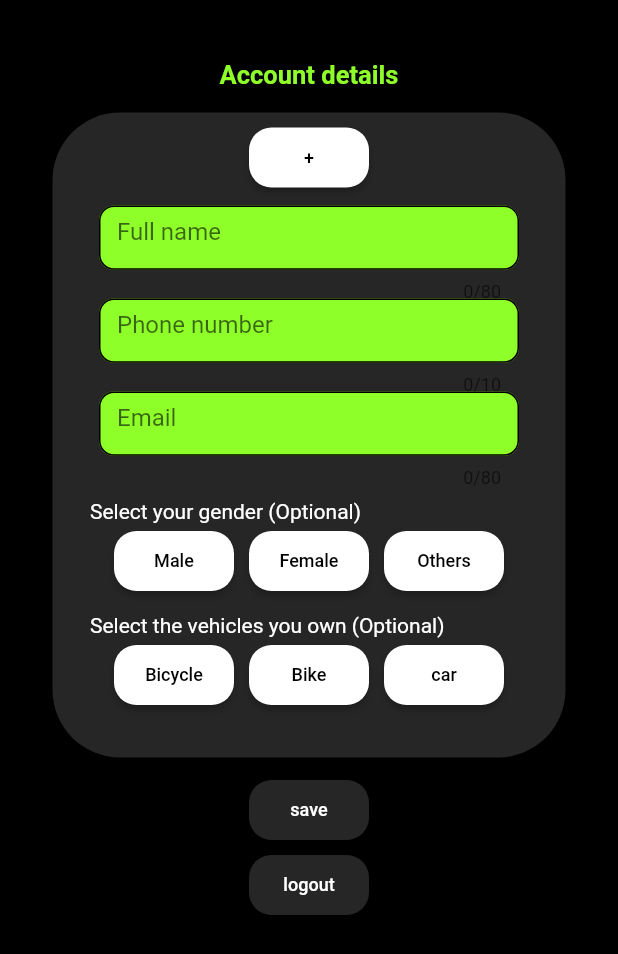
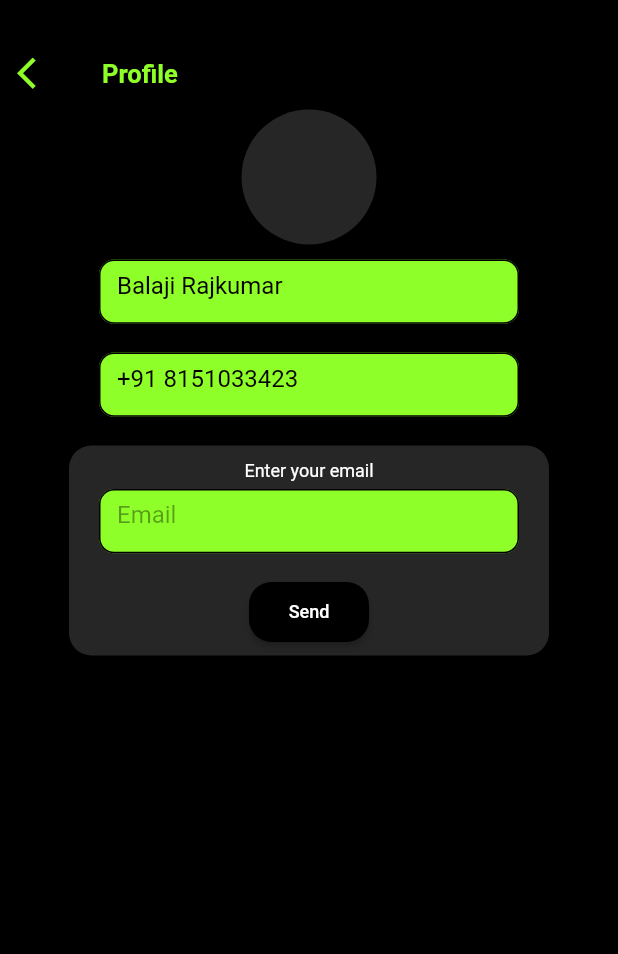
Before and after one commit to balaji0852/Hiiii-app, a Flutter app: the Profile screen opened directly, on a phone screen of 412 x 824 dp. Shown: the top 954 px of the screen. Run offline on Flutter 3.47's test engine with Material 2 defaults, Android fonts, the phone set to English and light mode, and no system bars; our stand-ins replace firebase_auth, hexcolor; missing offline and left inert: loading; accounts and stored records are empty.

Commit message:
profile work

```diff
--- /dev/null
+++ b/lib/HiiiiReusableComponents/HiiiiAppAppBar.dart
@@ -0,0 +1,37 @@
+import 'package:flutter/cupertino.dart';
+import 'package:flutter/material.dart';
+import 'package:hexcolor/hexcolor.dart';
+
+//reusable component 8, HiiiiAppAppBar
+class HiiiiAppAppBar extends StatelessWidget {
+  HiiiiAppAppBar({this.onchange, this.title});
+  final String title;
+  final Function onchange;
+
+  @override
+  Widget build(BuildContext context) {
+    // TODO: implement build
+    return Row(
+      children: [
+        IconButton(
+            icon: Icon(
+              Icons.arrow_back_ios,
+              color: HexColor('#8FFF29'),
+              size: 25,
+            ),
+            onPressed: onchange),
+        SizedBox(
+          width: 20,
+        ),
+        Text(
+          title,
+          style: TextStyle(
+            fontSize: 17,
+            color: HexColor('#8FFF29'),
+            fontWeight: FontWeight.bold,
+          ),
+        ),
+      ],
+    );
+  }
+}
--- /dev/null
+++ b/lib/HiiiiReusableComponents/HiiiiAppEmailVerification.dart
@@ -0,0 +1,70 @@
+import 'package:Hiiii/HiiiiReusableComponents/HiiiiAppTextField.dart';
+import 'package:flutter/cupertino.dart';
+import 'package:flutter/material.dart';
+import 'package:hexcolor/hexcolor.dart';
+import 'package:Hiiii/HiiiiReusableComponents/HiiiiAppMiniButton2.dart';
+
+class HiiiiAppEmailVerification extends StatelessWidget {
+  final Function onchange;
+  final Function onpress;
+  final bool verified;
+  final String email;
+
+  TextEditingController emailTEC = new TextEditingController();
+
+  HiiiiAppEmailVerification(
+      {this.onchange, this.onpress, this.verified, this.email});
+  @override
+  Widget build(BuildContext context) {
+    // TODO: implement build
+    if (verified) {
+      emailTEC.text = email;
+      return HiiiiAppTextField(
+          onchange: (value) {},
+          enabled: false,
+          height: 62,
+          fontSize: 16,
+          hint: "",
+          tEC: emailTEC,
+          type: TextInputType.name,
+          maxLength: 80,
+          textAlign: TextAlign.left);
+    }
+    return Container(
+      height: 140,
+      width: 320,
+      child: Material(
+        color: HexColor('#262626'),
+        shape: RoundedRectangleBorder(borderRadius: BorderRadius.circular(15)),
+        child: Column(children: [
+          SizedBox(
+            height: 10,
+          ),
+          Text(
+            "Enter your email",
+            style: TextStyle(color: Colors.white, fontSize: 12),
+          ),
+          SizedBox(
+            height: 5,
+          ),
+          HiiiiAppTextField(
+              onchange: onchange,
+              enabled: false,
+              height: 62,
+              fontSize: 16,
+              hint: "Email",
+              tEC: emailTEC,
+              type: TextInputType.name,
+              maxLength: 14,
+              textAlign: TextAlign.left),
+          HiiiiAppMiniButton2(
+            text: "Send",
+            color: Colors.black,
+            fontColor: Colors.white,
+            onchange: onpress,
+          ),
+        ]),
+      ),
+    );
+  }
+}
--- a/lib/HiiiiReusableComponents/HiiiiAppTextField.dart
+++ b/lib/HiiiiReusableComponents/HiiiiAppTextField.dart
@@ -12,6 +12,7 @@ class HiiiiAppTextField extends StatelessWidget {
       this.maxLength,
       this.textAlign,
       this.height,
+      this.enabled,
       this.fontSize});
 
   final TextInputType type;
@@ -22,6 +23,7 @@ class HiiiiAppTextField extends StatelessWidget {
   final TextAlign textAlign;
   final double height;
   final double fontSize;
+  final bool enabled;
 
   @override
   Widget build(BuildContext context) {
@@ -35,9 +37,13 @@ class HiiiiAppTextField extends StatelessWidget {
         cursorColor: Colors.black,
         textAlign: textAlign,
         controller: tEC,
+        enabled: enabled,
         decoration: InputDecoration(
             fillColor: HexColor('#8FFF29'),
             filled: true,
+            disabledBorder: OutlineInputBorder(
+              borderRadius: BorderRadius.all(Radius.circular(10.0)),
+            ),
             enabledBorder: OutlineInputBorder(
               borderRadius: BorderRadius.all(Radius.circular(10.0)),
             ),
--- a/lib/Profile.dart
+++ b/lib/Profile.dart
@@ -3,6 +3,8 @@ import 'package:flutter/cupertino.dart';
 import 'package:flutter/material.dart';
 import 'package:hexcolor/hexcolor.dart';
 import 'HiiiiReusableComponents/HiiiiAppBottomButton.dart';
+import 'HiiiiReusableComponents/HiiiiAppEmailVerification.dart';
+import 'HiiiiReusableComponents/HiiiiAppAppBar.dart';
 import 'HiiiiReusableComponents/HiiiiAppTextField.dart';
 import 'HiiiiReusableComponents/HiiiiAppMiniButton2.dart';
 import 'package:http/http.dart' as http;
@@ -32,57 +34,83 @@ class ProfileState extends State<Profile> {
 
   @override
   Widget build(BuildContext context) {
-    accountPresenceChecker();
+    name.text = "Balaji Rajkumar";
+    phoneNumber.text = "+91 8151033423";
+    // accountPresenceChecker();
     // TODO: implement build
     return Scaffold(
       backgroundColor: Colors.black,
       body: Scrollbar(
         child: SingleChildScrollView(
-          child: Padding(
-            padding: EdgeInsets.symmetric(horizontal: 10, vertical: 20),
-            child: Center(
             child: Column(
           mainAxisAlignment: MainAxisAlignment.spaceEvenly,
           children: [
             SizedBox(
-                  height: 20,
+              height: 25,
             ),
-                Text(
-                  'Account details',
-                  style: TextStyle(
-                    fontSize: 17,
-                    color: HexColor('#8FFF29'),
-                    fontWeight: FontWeight.bold,
+            HiiiiAppAppBar(
+              onchange: () {},
+              title: 'Profile',
             ),
-                ),
-                hiiiiAppform(),
-                HiiiiAppMiniButton2(
-                  color: HexColor('#262626'),
-                  fontColor: Colors.white,
-                  text: 'save',
-                  onchange: () {},
+            CircleAvatar(
+              backgroundColor: HexColor('#262626'),
+              radius: 45,
             ),
             SizedBox(
               height: 10,
             ),
-                HiiiiAppMiniButton2(
-                  color: HexColor('#262626'),
-                  fontColor: Colors.white,
-                  text: 'logout',
-                  onchange: () {
-                    FirebaseAuth.instance.signOut().then((value) {
-                      Navigator.of(context).pop();
-                      Navigator.push(
-                          context,
-                          MaterialPageRoute(
-                              builder: (context) => MyHomePage()));
-                    });
+            HiiiiAppTextField(
+                onchange: (value) {
+                  varName = value.toString();
                 },
+                enabled: true,
+                height: 62,
+                fontSize: 16,
+                hint: "Full name",
+                tEC: name,
+                type: TextInputType.name,
+                maxLength: 80,
+                textAlign: TextAlign.left),
+            HiiiiAppTextField(
+                onchange: (value) {},
+                enabled: false,
+                height: 62,
+                fontSize: 16,
+                hint: "",
+                tEC: phoneNumber,
+                type: TextInputType.name,
+                maxLength: 14,
+                textAlign: TextAlign.left),
+            HiiiiAppEmailVerification(
+              email: "balajikumar189@gmail.com",
+              verified: false,
+              onchange: (value) {},
+              onpress: () {},
             )
+            // hiiiiAppform(),
+            // HiiiiAppMiniButton2(
+            //   color: HexColor('#262626'),
+            //   fontColor: Colors.white,
+            //   text: 'save',
+            //   onchange: () {},
+            // ),
+            // SizedBox(
+            //   height: 10,
+            // ),
+            // HiiiiAppMiniButton2(
+            //   color: HexColor('#262626'),
+            //   fontColor: Colors.white,
+            //   text: 'logout',
+            //   onchange: () {
+            //     // try{
+            //     FirebaseAuth.instance.signOut();
+            //     Navigator.of(context).pop();
+            //     Navigator.push(context,
+            //         MaterialPageRoute(builder: (context) => MyHomePage()));
+            //   },
+            // )
           ],
         )),
-          ),
-        ),
       ),
     );
   }
--- a/lib/main.dart
+++ b/lib/main.dart
@@ -1,9 +1,13 @@
 import 'package:flutter/material.dart';
+import 'package:hexcolor/hexcolor.dart';
 import 'Home.dart';
 import 'LoginPage.dart';
+import 'Profile.dart';
 import 'HiiiiReusableComponents/HiiiiAppBottomButton.dart';
 import 'HiiiiReusableComponents/HiiiiAppTitleBlocks.dart';
 import 'package:firebase_auth/firebase_auth.dart';
+import 'package:loading/loading.dart';
+import 'package:loading/indicator/ball_pulse_indicator.dart';
 
 void main() => runApp(new MyApp());
 
@@ -11,7 +15,7 @@ class MyApp extends StatelessWidget {
   @override
   Widget build(BuildContext context) {
     return MaterialApp(
-      home: MyHomePage(),
+      home: Profile(),
     );
   }
 }
--- a/pubspec.yaml
+++ b/pubspec.yaml
@@ -25,6 +25,9 @@ dependencies:
     sdk: flutter
   hexcolor: ^1.0.6
   firebase_auth: ^0.14.0+5
+  firebase_core: ^0.4.0+9
+  loading: ^1.0.2
+
   http: ^0.12.1
   # The following adds the Cupertino Icons font to your application.
   # Use with the CupertinoIcons class for iOS style icons.
```
Also changed, not shown: lib/LoginPage.dart (+52 -10 lines), lib/Otp.dart (+43 -3 lines), lib/SignUpPage.dart (+55 -8 lines), pubspec.lock, 2 other files. Lines whose indentation alone changed are shown as unchanged.
